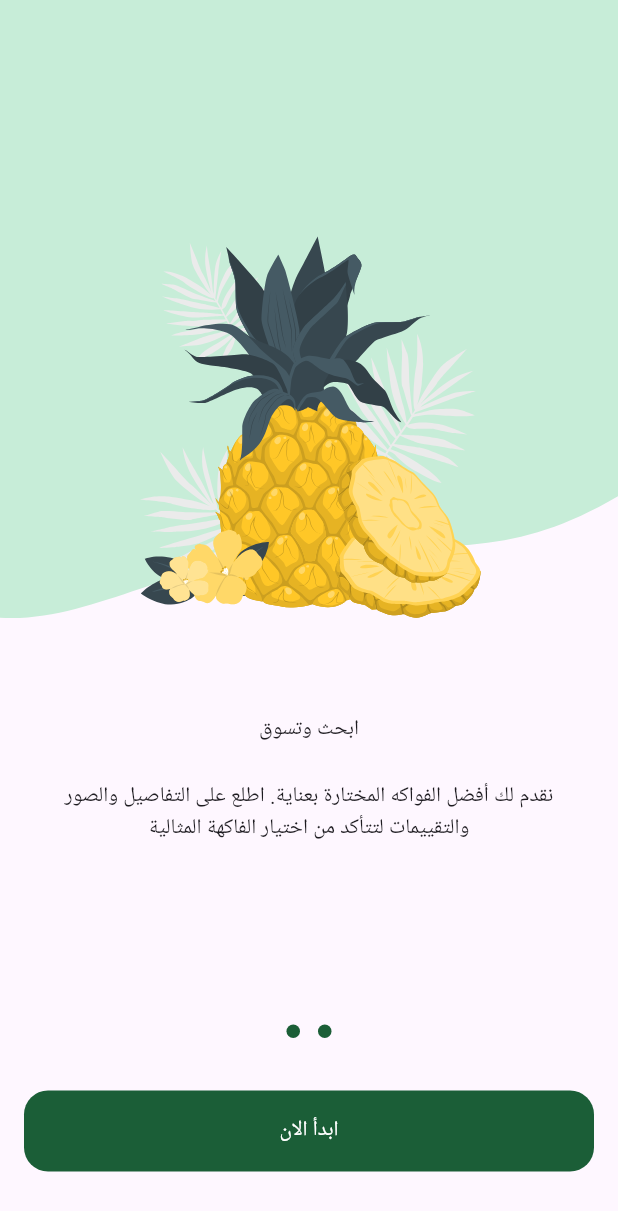
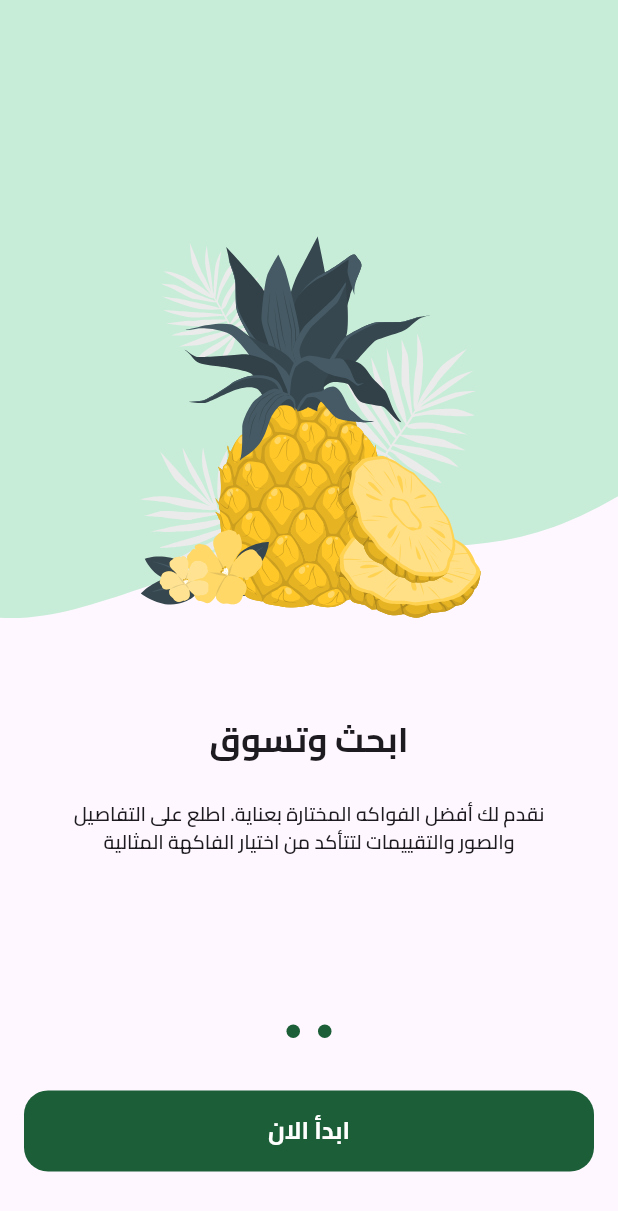
Before and after one commit to Moazosama2004/fruits_hub, a Flutter app: the screen it shows after launch, swiped to page 2, on a phone screen of 412 x 824 dp. Shown: the top 1211 px of the screen. Run offline on Flutter 3.47's test engine with Material 3 defaults, Android fonts, the phone set to English and light mode, and no system bars; drawn by our look-alikes of dots_indicator; our stand-ins replace flutter_svg, shared_preferences.

Commit message:
add fonts and colors and styles and localization onboarding feature

```diff
--- a/lib/core/helper/on_generate_route.dart
+++ b/lib/core/helper/on_generate_route.dart
@@ -1,5 +1,6 @@
 import 'package:flutter/material.dart';
 import 'package:flutter/widgets.dart';
+import 'package:fruits_hub/features/auth/presentation/views/login_view.dart';
 import 'package:fruits_hub/features/onboarding/presentation/views/on_boarding_view.dart';
 import 'package:fruits_hub/features/splash/presentation/views/splash_view.dart';
 
@@ -9,6 +10,8 @@ Route<dynamic> onGenerateRoute(RouteSettings settings) {
       return MaterialPageRoute(builder: (context) => const SplashView());
     case OnBoardingView.routeName:
       return MaterialPageRoute(builder: (context) => const OnBoardingView());
+    case LoginView.routeName:
+      return MaterialPageRoute(builder: (context) => const LoginView());
     default:
       return MaterialPageRoute(builder: (context) => const Scaffold());
   }
--- a/lib/core/utils/app_colors.dart
+++ b/lib/core/utils/app_colors.dart
@@ -2,4 +2,5 @@ import 'package:flutter/material.dart';
 
 abstract class AppColors {
   static const Color primaryColor = Color(0xff1B5E37);
+  static const Color secondaryColor = Color(0xFFF4A91F);
 }
--- /dev/null
+++ b/lib/core/utils/app_text_styles.dart
@@ -0,0 +1,72 @@
+import 'package:flutter/material.dart';
+
+abstract class AppTextStyles {
+  static const TextStyle bold13 = TextStyle(
+    fontWeight: FontWeight.bold,
+    fontSize: 13,
+  );
+  static const TextStyle bold23 = TextStyle(
+    fontWeight: FontWeight.bold,
+    fontSize: 23,
+  );
+
+  static const TextStyle semiBold13 = TextStyle(
+    fontWeight: FontWeight.w600,
+    fontSize: 13,
+  );
+
+  static const TextStyle regular13 = TextStyle(
+    fontWeight: FontWeight.normal,
+    fontSize: 13,
+  );
+
+  static const TextStyle bold16 = TextStyle(
+    fontWeight: FontWeight.bold,
+    fontSize: 16,
+  );
+
+  static const TextStyle bold19 = TextStyle(
+    fontWeight: FontWeight.bold,
+    fontSize: 19,
+  );
+
+  static const TextStyle semiBold16 = TextStyle(
+    fontWeight: FontWeight.w600,
+    fontSize: 16,
+  );
+
+  static const TextStyle bold28 = TextStyle(
+    fontWeight: FontWeight.bold,
+    fontSize: 28,
+  );
+
+  static const TextStyle regular22 = TextStyle(
+    fontWeight: FontWeight.normal,
+    fontSize: 22,
+  );
+
+  static const TextStyle semiBold11 = TextStyle(
+    fontWeight: FontWeight.w600,
+    fontSize: 11,
+  );
+
+  static const TextStyle medium15 = TextStyle(
+    fontWeight: FontWeight.w500,
+    fontSize: 15,
+  );
+
+  static const TextStyle regular26 = TextStyle(
+    fontWeight: FontWeight.normal,
+    fontSize: 26,
+  );
+
+  static const TextStyle regular16 = TextStyle(
+    fontWeight: FontWeight.normal,
+    fontSize: 16,
+  );
+
+  static const TextStyle regular11 = TextStyle(
+    fontWeight: FontWeight.normal,
+    fontSize: 11,
+  );
+}
--- a/lib/core/widgets/custom_button.dart
+++ b/lib/core/widgets/custom_button.dart
@@ -1,6 +1,7 @@
 import 'package:flutter/material.dart';
 import 'package:fruits_hub/constants.dart';
 import 'package:fruits_hub/core/utils/app_colors.dart';
+import 'package:fruits_hub/core/utils/app_text_styles.dart';
 
 class CustomButton extends StatelessWidget {
   const CustomButton({super.key, required this.text, required this.onPressed});
@@ -20,7 +21,10 @@ class CustomButton extends StatelessWidget {
             borderRadius: BorderRadius.circular(khorizitalPadding),
           ),
         ),
-        child: Text(text, style: TextStyle(color: Colors.white)),
+        child: Text(
+          text,
+          style: AppTextStyles.bold16.copyWith(color: Colors.white),
+        ),
       ),
     );
   }
--- a/lib/features/onboarding/presentation/views/widgets/on_boarding_page_view.dart
+++ b/lib/features/onboarding/presentation/views/widgets/on_boarding_page_view.dart
@@ -1,6 +1,8 @@
 import 'package:flutter/material.dart';
 import 'package:flutter_svg/flutter_svg.dart';
 import 'package:fruits_hub/core/utils/app_assets.dart';
+import 'package:fruits_hub/core/utils/app_colors.dart';
+import 'package:fruits_hub/core/utils/app_text_styles.dart';
 import 'package:fruits_hub/features/onboarding/presentation/views/widgets/on_boarding_page_view_item.dart';
 
 class OnBoardingPageView extends StatelessWidget {
@@ -17,7 +19,21 @@ class OnBoardingPageView extends StatelessWidget {
           backgroundImage: Assets.imagesPageViewItem1BackgroundImage,
           title: Row(
             mainAxisAlignment: MainAxisAlignment.center,
-            children: [Text('مرحبًا بك في '), Text('HUB'), Text('Fruit')],
+            children: [
+              Text('مرحبًا بك في ', style: AppTextStyles.bold23),
+              Text(
+                'HUB',
+                style: AppTextStyles.bold23.copyWith(
+                  color: AppColors.secondaryColor,
+                ),
+              ),
+              Text(
+                'Fruit',
+                style: AppTextStyles.bold23.copyWith(
+                  color: AppColors.primaryColor,
+                ),
+              ),
+            ],
           ),
           subTitle:
               'اكتشف تجربة تسوق فريدة مع FruitHUB. استكشف مجموعتنا الواسعة من الفواكه الطازجة الممتازة واحصل على أفضل العروض والجودة العالية.',
@@ -26,7 +42,7 @@ class OnBoardingPageView extends StatelessWidget {
         OnBoardingPageViewItem(
           image: Assets.imagesPageViewItem2Image,
           backgroundImage: Assets.imagesPageViewItem2BackgroundImage,
-          title: Text('ابحث وتسوق'),
+          title: Text('ابحث وتسوق', style: AppTextStyles.bold23),
 
           subTitle:
               'نقدم لك أفضل الفواكه المختارة بعناية. اطلع على التفاصيل والصور والتقييمات لتتأكد من اختيار الفاكهة المثالية',
--- a/lib/features/onboarding/presentation/views/widgets/on_boarding_page_view_item.dart
+++ b/lib/features/onboarding/presentation/views/widgets/on_boarding_page_view_item.dart
@@ -1,5 +1,8 @@
 import 'package:flutter/material.dart';
 import 'package:flutter_svg/svg.dart';
+import 'package:fruits_hub/config/cache_helper/cache_helper.dart';
+import 'package:fruits_hub/core/utils/app_text_styles.dart';
+import 'package:fruits_hub/features/auth/presentation/views/login_view.dart';
 
 class OnBoardingPageViewItem extends StatelessWidget {
   const OnBoardingPageViewItem({
@@ -37,7 +40,24 @@ class OnBoardingPageViewItem extends StatelessWidget {
                   visible: isVisible,
                   child: Padding(
                     padding: const EdgeInsets.all(16.0),
-                    child: Text('تخط'),
+                    child: InkWell(
+                      onTap: () async {
+                        await CacheHelper.set(
+                          key: 'isOnBoardingVisited',
+                          value: true,
+                        );
+                        Navigator.pushReplacementNamed(
+                          context,
+                          LoginView.routeName,
+                        );
+                      },
+                      child: Text(
+                        'تخط',
+                        style: AppTextStyles.regular13.copyWith(
+                          color: Color(0xff949D9E),
+                        ),
+                      ),
+                    ),
                   ),
                 ),
               ],
@@ -48,7 +68,11 @@ class OnBoardingPageViewItem extends StatelessWidget {
           SizedBox(height: 24),
           Padding(
             padding: const EdgeInsets.symmetric(horizontal: 37),
-            child: Text(subTitle, textAlign: TextAlign.center),
+            child: Text(
+              subTitle,
+              textAlign: TextAlign.center,
+              style: AppTextStyles.semiBold13,
+            ),
           ),
         ],
       ),
--- a/lib/features/onboarding/presentation/views/widgets/on_boarding_view_body.dart
+++ b/lib/features/onboarding/presentation/views/widgets/on_boarding_view_body.dart
@@ -2,8 +2,10 @@ import 'dart:developer';
 
 import 'package:dots_indicator/dots_indicator.dart';
 import 'package:flutter/material.dart';
+import 'package:fruits_hub/config/cache_helper/cache_helper.dart';
 import 'package:fruits_hub/core/utils/app_colors.dart';
 import 'package:fruits_hub/core/widgets/custom_button.dart';
+import 'package:fruits_hub/features/auth/presentation/views/login_view.dart';
 import 'package:fruits_hub/features/onboarding/presentation/views/widgets/on_boarding_page_view.dart';
 
 class OnBoardingViewBody extends StatefulWidget {
@@ -59,7 +61,13 @@ class _OnBoardingViewBodyState extends State<OnBoardingViewBody> {
           visible: currentPage == 1,
           child: Padding(
             padding: const EdgeInsets.symmetric(horizontal: 16.0),
-            child: CustomButton(text: 'ابدأ الان', onPressed: () {}),
+            child: CustomButton(
+              text: 'ابدأ الان',
+              onPressed: () async {
+                await CacheHelper.set(key: 'isOnBoardingVisited', value: true);
+                Navigator.pushReplacementNamed(context, LoginView.routeName);
+              },
+            ),
           ),
         ),
         SizedBox(height: 43),
--- a/lib/main.dart
+++ b/lib/main.dart
@@ -1,10 +1,13 @@
 import 'package:flutter/material.dart';
 import 'package:flutter_localizations/flutter_localizations.dart';
+import 'package:fruits_hub/config/cache_helper/cache_helper.dart';
 import 'package:fruits_hub/core/helper/on_generate_route.dart';
 import 'package:fruits_hub/features/splash/presentation/views/splash_view.dart';
 import 'package:fruits_hub/generated/l10n.dart';
 
-void main() {
+void main() async {
+  WidgetsFlutterBinding.ensureInitialized();
+  await CacheHelper.init();
   runApp(const FruitsHubApp());
 }
 
@@ -14,6 +17,7 @@ class FruitsHubApp extends StatelessWidget {
   @override
   Widget build(BuildContext context) {
     return MaterialApp(
+      theme: ThemeData(fontFamily: 'Cairo'),
       debugShowCheckedModeBanner: false,
       onGenerateRoute: onGenerateRoute,
       initialRoute: SplashView.routeName,
```
Also changed, not shown: lib/config/cache_helper/cache_helper.dart (added, +59 -0 lines), lib/features/auth/presentation/views/login_view.dart (added, +11 -0 lines), lib/features/splash/presentation/views/splash_view.dart (+9 -5 lines), pubspec.yaml (+11 -12 lines), assets/fonts/Cairo-Bold.ttf (added), assets/fonts/Cairo-Medium.ttf (added), assets/fonts/Cairo-Regular.ttf (added), assets/fonts/Cairo-SemiBold.ttf (added), lib/generated/intl/messages_all.dart, lib/generated/l10n.dart, pubspec.lock, 1 other file.
